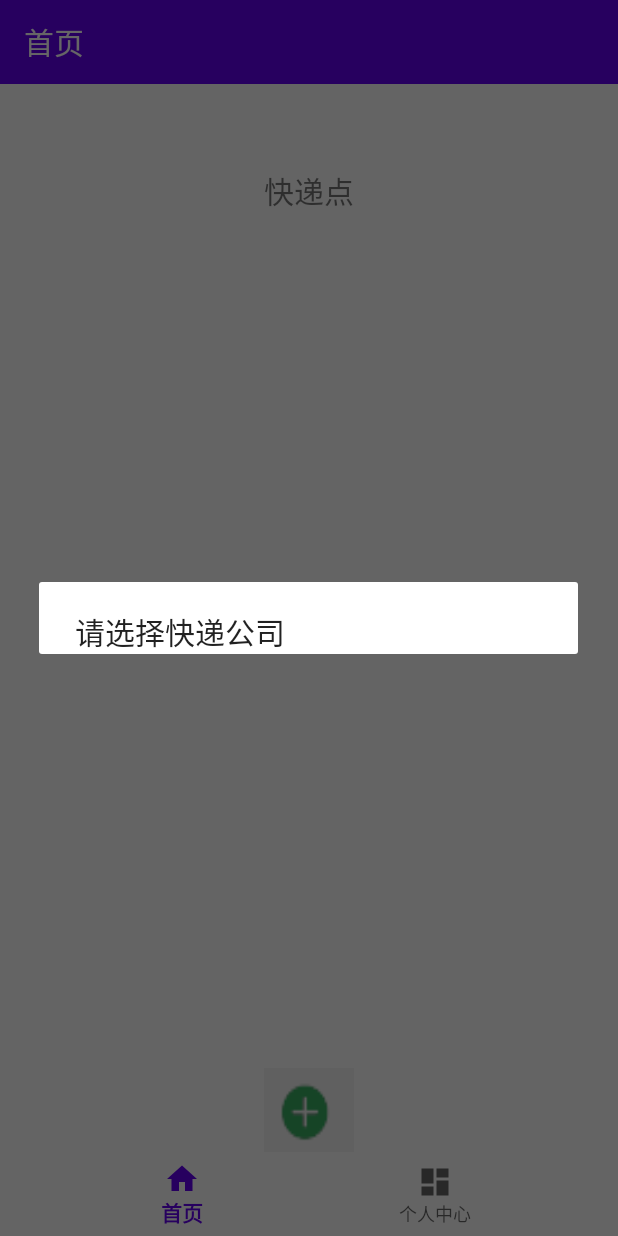
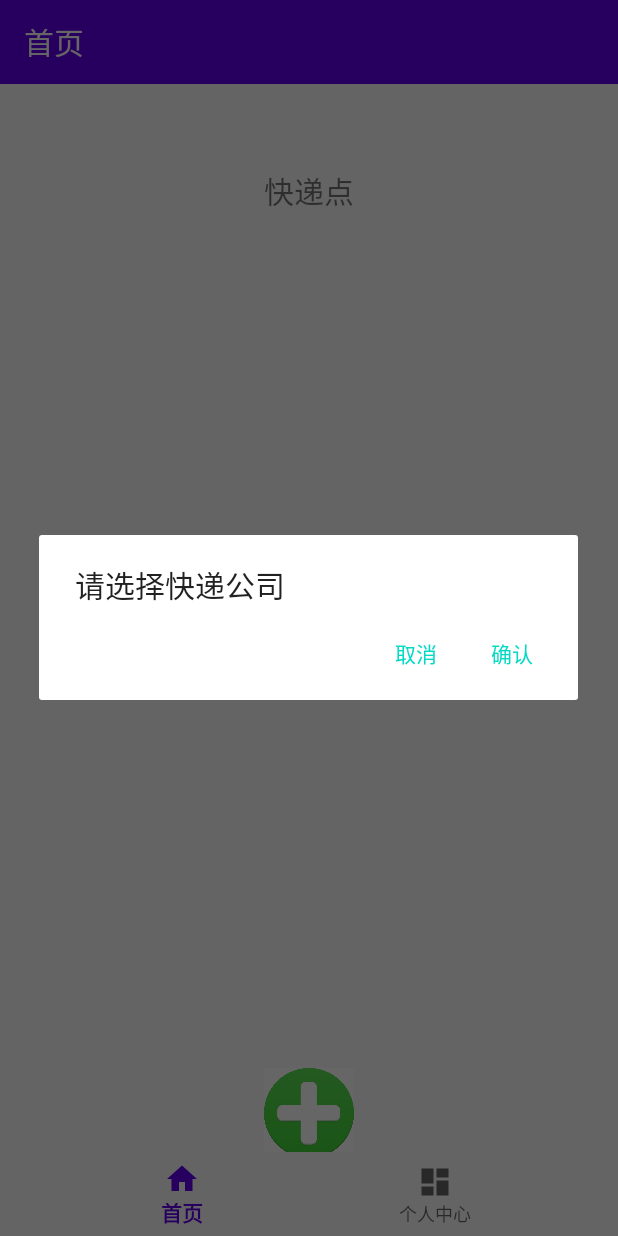
Before and after one commit to caozhaoqi/Transport_client, an Android app: the HomeFragment screen opened directly, with no data from a screen before it, after a tap on an icon or button, on a phone screen of 412 x 824 dp. Run offline under Robolectric (Android 15) with nearby library versions, the light colour scheme and no system bars; our stand-ins replace navigation-ui; 1 statement that could not run was skipped.

Commit message:
1.选择bug 2.短信条数bug 3.图标更换 4.扫描异常 (cherry picked from commit 2287dcc8566870722a8e2b79512200e52b76aaab)
Signed-off-by: czq <1150118968@qq.com>

```diff
--- a/app/src/main/java/com/example/SupportDecline/APPData.java
+++ b/app/src/main/java/com/example/SupportDecline/APPData.java
@@ -53,10 +53,14 @@ public class APPData extends Application {
     public int i;//record add phone number count
     @NonNull
     public String pro;//取货码前缀
+
     public int clickId = 2;//选择id
+
     public int count;//记录扫描次数
 
     Boolean INFlag = false;//records no get
+
+    public int amount;// c初始化取货码
 
     /**
      *
--- a/app/src/main/java/com/example/SupportDecline/ScannerActivity.java
+++ b/app/src/main/java/com/example/SupportDecline/ScannerActivity.java
@@ -436,8 +436,10 @@ public class ScannerActivity extends AppCompatActivity implements Callback, Came
             }
         });
 
-
-        APPData appData = (APPData) getApplicationContext();
+        @SuppressLint("ResourceType")
+//        View androidContentFirstChild = ((ViewGroup)findViewById(R.layout.view_amount));
+//        EditText editText = androidContentFirstChild.findViewById(R.id.stepper);
+                APPData appData = (APPData) getApplicationContext();
         int i = appData.i;
         appData.phoneNumber_scan[i] = result;
         appData.qhm[i] = i;
--- a/app/src/main/java/com/example/SupportDecline/ui/home/HomeFragment.java
+++ b/app/src/main/java/com/example/SupportDecline/ui/home/HomeFragment.java
@@ -153,22 +153,23 @@ public class HomeFragment extends Fragment {
 
                 final LinearLayout linearLayout = root.findViewById(R.id.addli);
                 final Button button = new Button(getContext());
+
+                APPData appData1 = (APPData) getActivity().getApplicationContext();
+                appData1.index[position] += 1;
+
                 assert appData.logisticsNames != null;
                 String cm = appData.logisticsNames[position];
+                for (int i = 0; i < appData1.logisticsName.length; i++) {
 
-                int logisticsId = appData.id;
-                assert appData.idss != null;
-                int servicesUserCpId = appData.idss[position];
-                APPData appData1 = (APPData) getActivity().getApplicationContext();
-                appData1.index[position] += 1;
-                int id = 0;
-                int smsCount = 0;
-                addCompany(id, logisticsId, servicesUserCpId, smsCount);
-
+                    assert appData1.logisticsId != null;
+                    if (appData1.logisticsId[i] != 0) {// 2  3
+                        appData1.index[appData1.logisticsId[i] - 1] += 1;
+                    }
+                }
                 if (appData1.index[position] > 1) {
 
                     Toast.makeText(getContext(), "已经添加", Toast.LENGTH_SHORT).show();
-                    //  button.setVisibility(View.INVISIBL
+
                     if (getActivity().isFinishing()) {
                         System.exit(0);
                     }
@@ -183,6 +184,7 @@ public class HomeFragment extends Fragment {
                         @Override
                         public void onClick(View view) {
 
+
                             // TODO other
                             Intent i = new Intent(getContext(), YTActivity.class);
                             i.putExtra("companyName", button.getText().toString());
@@ -195,7 +197,29 @@ public class HomeFragment extends Fragment {
 
             }
         });
+        alertBuilder.setNegativeButton("取消", new DialogInterface.OnClickListener() {
+            public void onClick(DialogInterface dialog, int whichButton) {
+                /* User clicked Cancel so do some stuff */
+                Toast.makeText(getActivity(), "取消", Toast.LENGTH_LONG).show();
+            }
+        })
+                .create();
+        alertBuilder.setPositiveButton("确认", new DialogInterface.OnClickListener() {
+            @Override
+            public void onClick(DialogInterface dialogInterface, int i) {
+                assert appData.logisticsNames != null;
 
+
+                assert appData.idss != null;
+                int logisticsId = appData.idss[appData.clickId];
+                int servicesUserCpId = appData.id;
+                int id = 0;
+                int smsCount = 0;
+                addCompany(id, logisticsId, servicesUserCpId, smsCount);
+                Toast.makeText(getActivity(), "确认", Toast.LENGTH_LONG).show();
+
+            }
+        }).create();
         alertBuilder.show();
 
     }
--- a/app/src/main/res/layout/activity_scan.xml
+++ b/app/src/main/res/layout/activity_scan.xml
@@ -21,6 +21,7 @@
             android:layout_width="match_parent"
             android:layout_height="200dp"
             android:layout_marginBottom="20dp"
+            android:background="@drawable/scan"
             android:contentDescription="@string/todo">
 
         </ImageView>
--- a/app/src/main/res/layout/fragment_home.xml
+++ b/app/src/main/res/layout/fragment_home.xml
@@ -3,16 +3,15 @@
     xmlns:tools="http://schemas.android.com/tools"
     android:layout_width="match_parent"
     android:layout_height="match_parent"
-    android:layout_gravity="center"
     android:orientation="vertical"
     tools:context=".ui.home.HomeFragment">
 
-
     <LinearLayout
-            android:id="@+id/addli"
         android:layout_width="match_parent"
         android:layout_height="600dp"
-            android:orientation="vertical">
+        android:orientation="vertical"
+
+        >
 
         <TextView
             android:id="@+id/home_txt"
@@ -26,28 +25,38 @@
             android:textSize="20sp">
 
         </TextView>
-            <!--        <Button-->
-            <!--            android:id="@+id/yt_btn"-->
-            <!--            android:layout_width="match_parent"-->
-            <!--            android:layout_height="wrap_content"-->
-            <!--            android:layout_marginTop="50dp"-->
-            <!--            android:text="@string/ytk"-->
 
-            <!--            >-->
+        <ScrollView
+            android:layout_width="match_parent"
+            android:layout_height="match_parent">
 
-            <!--        </Button>-->
+            <LinearLayout
+
+                android:id="@+id/addli"
+                android:layout_width="match_parent"
+                android:layout_height="match_parent"
+                android:gravity="center"
+                android:orientation="vertical">
 
 
             </LinearLayout>
+
+        </ScrollView>
+
+
+    </LinearLayout>
+
+
     <ImageView
         android:id="@+id/img_add"
         android:layout_width="60dp"
         android:layout_height="60dp"
-            android:layout_gravity="center_horizontal"
-            android:background="@mipmap/add"
+        android:layout_alignParentBottom="true"
+        android:layout_gravity="center"
+        android:layout_marginBottom="200dp"
+        android:background="@drawable/btnadd"
         tools:ignore="MissingConstraints">
 
     </ImageView>
 
-
 </LinearLayout>
--- a/app/src/main/res/values/strings.xml
+++ b/app/src/main/res/values/strings.xml
@@ -23,7 +23,7 @@
     <string name="qhm">取货码</string>
     <string name="inputQhm">请输入取货码</string>
     <string name="sendTotal">发送总条数：</string>
-    <string name="_111">111条</string>
+    <string name="_111">0条</string>
     <string name="qhm_">取货码</string>
     <string name="sms1">【遵旨】您的</string>
     <string name="sms11">快递快件已经到达</string>
```
Also changed, not shown: app/src/main/java/com/example/SupportDecline/YTActivity.java (+5 -3 lines), app/src/main/java/com/example/SupportDecline/ui/AmountView.java (+32 -9 lines), app/src/main/res/drawable-v24/benadd.png (deleted), app/src/main/res/drawable-v24/btnadd.jpg (added), app/src/main/res/drawable-v24/scan.png (added). Lines whose indentation alone changed are shown as unchanged.
